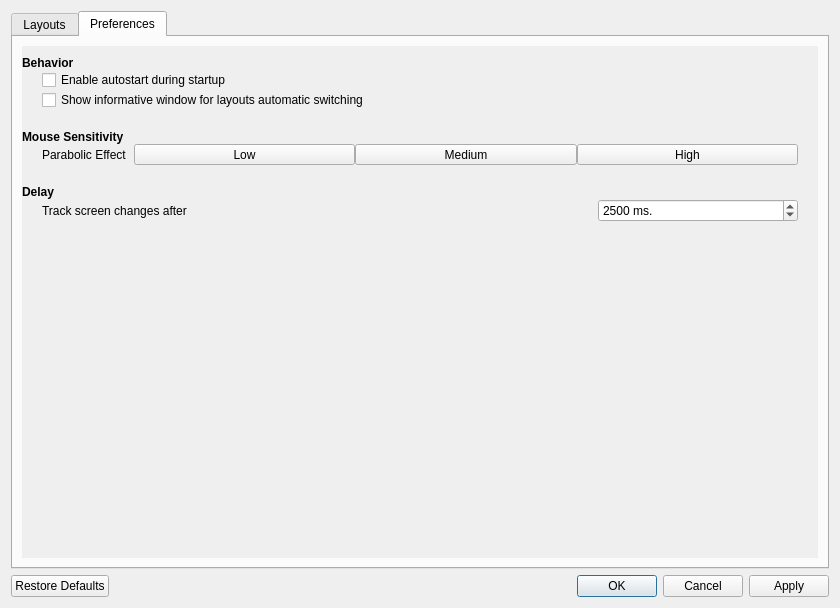
Qt form app/settingsdialog.ui (KDE/latte-dock) before a commit.
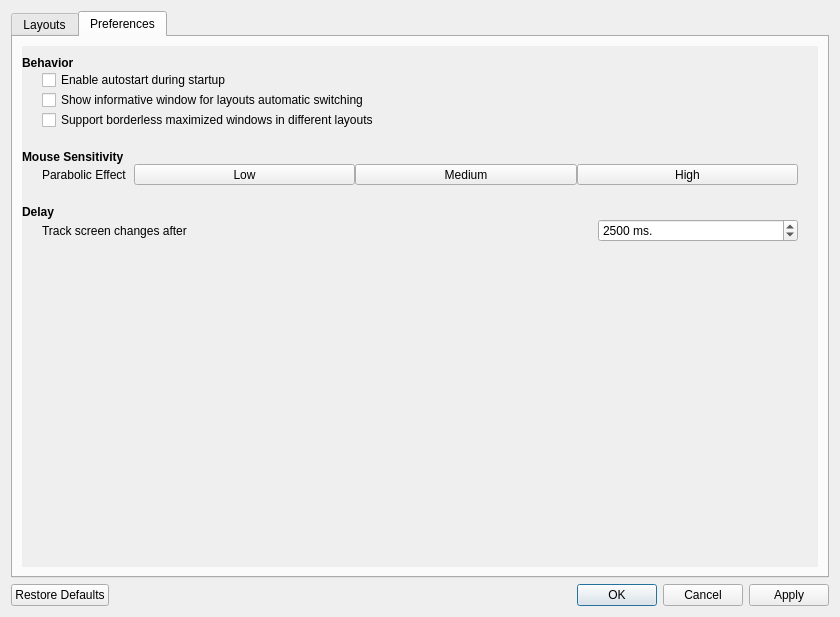
The same form after that commit. The open tabs and pages were chosen to show the change. Icons and pictures are not drawn.

Commit message: add option to (de)activate borderless maxim.window

```diff
--- a/app/settingsdialog.ui
+++ b/app/settingsdialog.ui
@@ -7,7 +7,7 @@
     <x>0</x>
     <y>0</y>
     <width>840</width>
-    <height>608</height>
+    <height>617</height>
    </rect>
   </property>
   <property name="windowTitle">
@@ -444,7 +444,7 @@
             <x>0</x>
             <y>0</y>
             <width>805</width>
-            <height>505</height>
+            <height>514</height>
            </rect>
           </property>
           <layout class="QHBoxLayout" name="horizontalLayout_9">
@@ -563,6 +563,36 @@
                </item>
               </layout>
              </item>
+             <item>
+              <layout class="QHBoxLayout" name="horizontalLayout_14">
+               <item>
+                <spacer name="horizontalSpacer_10">
+                 <property name="orientation">
+                  <enum>Qt::Horizontal</enum>
+                 </property>
+                 <property name="sizeType">
+                  <enum>QSizePolicy::Maximum</enum>
+                 </property>
+                 <property name="sizeHint" stdset="0">
+                  <size>
+                   <width>20</width>
+                   <height>20</height>
+                  </size>
+                 </property>
+                </spacer>
+               </item>
+               <item>
+                <widget class="QCheckBox" name="noBordersForMaximizedChkBox">
+                 <property name="toolTip">
+                  <string>Activate support for bordeless maximized windows between different layouts</string>
+                 </property>
+                 <property name="text">
+                  <string>Support borderless maximized windows in different layouts</string>
+                 </property>
+                </widget>
+               </item>
+              </layout>
+             </item>
              <item>
               <spacer name="verticalSpacer_7">
                <property name="orientation">
```
Left out of the diff: 3 changed lines with no effect on the pictures. The commit also changes 1 other file.
